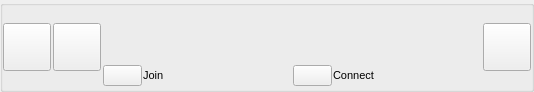
brettrjones-github/nolimitconnect, file GoTvApps/GoTvCommon/Forms/HostJoinRequestListItem.ui: the form before one commit.
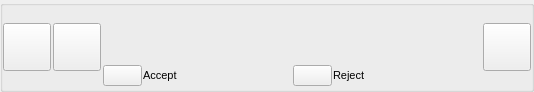
The form after the commit. Custom widgets are drawn as their Qt base class.

The edit to the form file:
```diff
--- a/GoTvApps/GoTvCommon/Forms/HostJoinRequestListItem.ui
+++ b/GoTvApps/GoTvCommon/Forms/HostJoinRequestListItem.ui
@@ -246,7 +246,7 @@
              </sizepolicy>
             </property>
             <property name="text">
-             <string>Join</string>
+             <string>Accept</string>
             </property>
            </widget>
           </item>
@@ -266,7 +266,7 @@
              </sizepolicy>
             </property>
             <property name="text">
-             <string>Connect</string>
+             <string>Reject</string>
             </property>
            </widget>
           </item>
```
Left out of the diff: 11 changed lines with no effect on the pictures.
